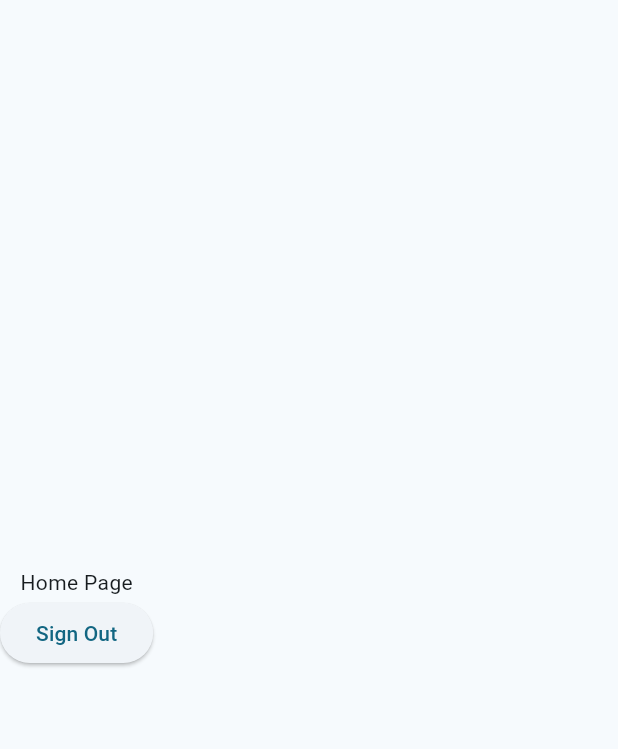
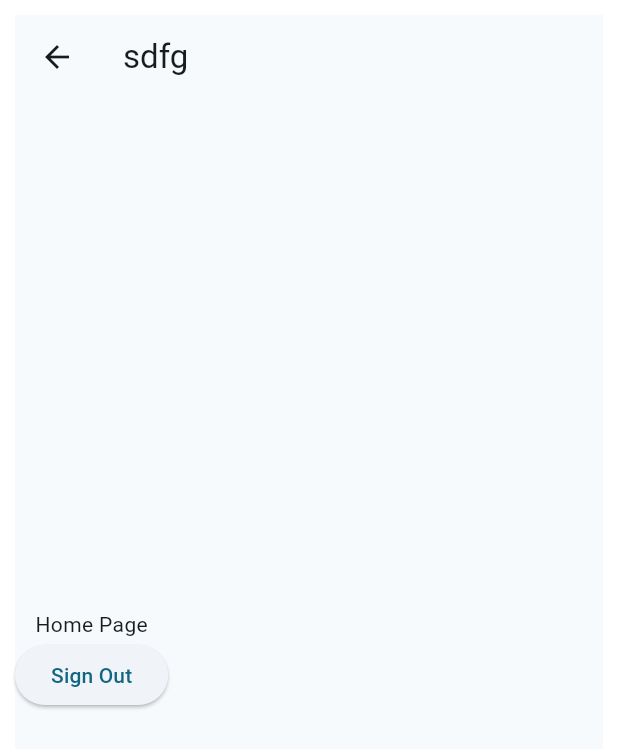
Before and after one commit to bocyej/InnOlympics-SaneTech, a Flutter app: the HomePage screen opened directly, on a phone screen of 412 x 824 dp. Shown: the top 749 px of the screen. Run offline on Flutter 3.47's test engine with Material 3 defaults, Android fonts, the light colour scheme and no system bars; our stand-ins replace firebase_auth, firebase_core; accounts and stored records are empty.

Commit message:
added placeholder text

```diff
--- a/lib/screens/home_page.dart
+++ b/lib/screens/home_page.dart
@@ -11,7 +11,20 @@ class HomePage extends StatefulWidget {
 class _HomePageState extends State<HomePage> {
   @override
   Widget build(BuildContext context) {
-    return Scaffold(
+    return _buildUI();
+  }
+
+  Widget _buildUI() {
+    return SafeArea(
+      child: Padding(
+        padding: EdgeInsets.symmetric(
+          vertical: 10,
+          horizontal: 10,
+        ),
+        child: Scaffold(
+          appBar: AppBar(
+            title: Text("sdfg"),
+          ),
           body: Column(
             mainAxisAlignment: MainAxisAlignment.center,
             children: [
@@ -23,6 +36,8 @@ class _HomePageState extends State<HomePage> {
                   child: Text('Sign Out'))
             ],
           ),
+        ),
+      ),
     );
   }
 }
```
Also changed, not shown: lib/screens/emergency_hotlines_page.dart (+14 -1 lines), lib/screens/newsfeed_page.dart (+14 -1 lines), lib/screens/profile_page.dart (+14 -1 lines), lib/screens/submit_reports_page.dart (+14 -1 lines), pubspec.yaml (+2 -55 lines), package-lock.json. Lines whose indentation alone changed are shown as unchanged.
